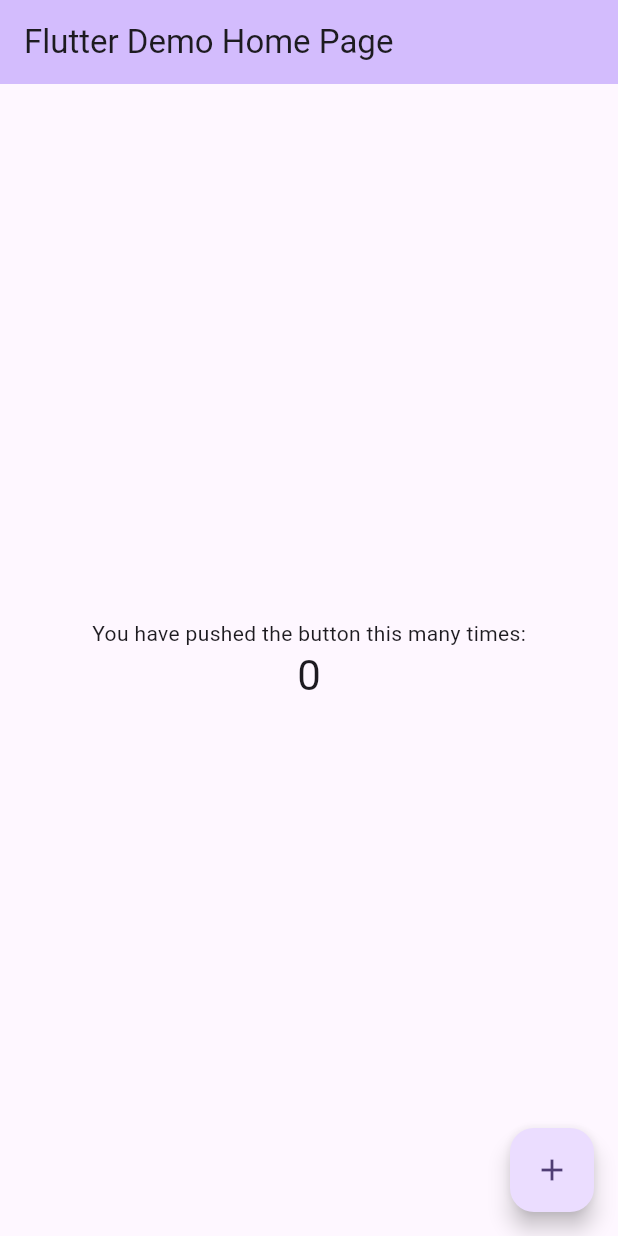
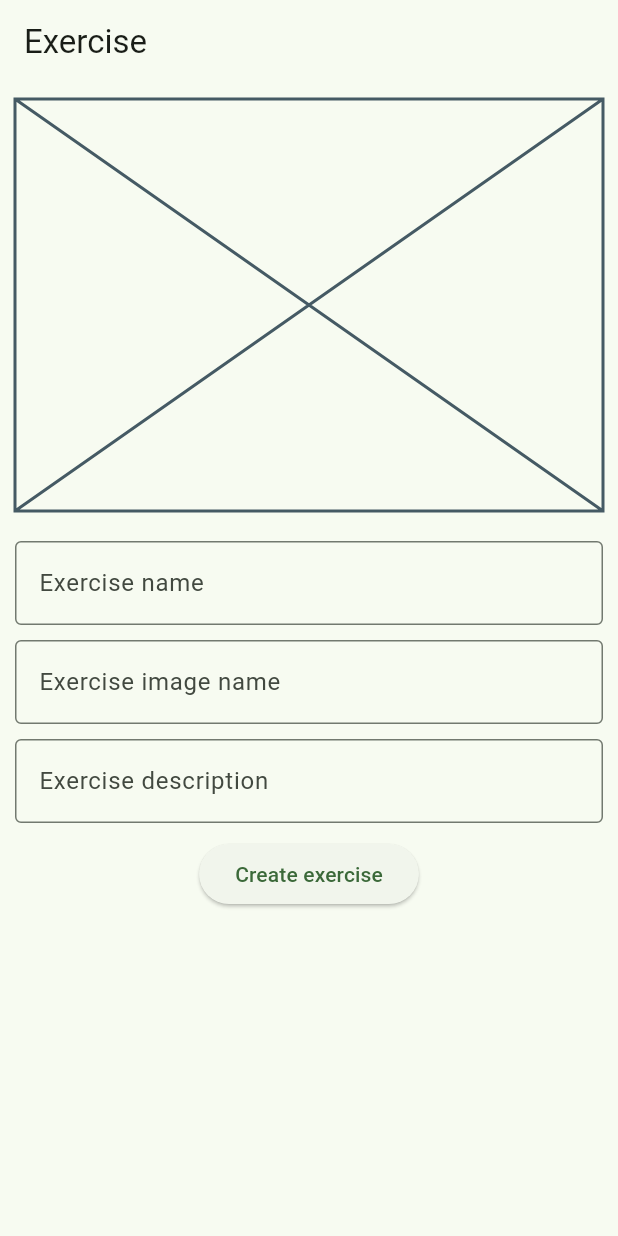
Before and after one commit to OscrTR/MyFitnessTracker, a Flutter app: the screen it shows after launch, on a phone screen of 412 x 824 dp. Run offline on Flutter 3.47's test engine with Material 3 defaults, Android fonts, the phone set to English and light mode, and no system bars; our stand-ins replace bloc, dartz, equatable, flutter_bloc, get_it, sqflite; accounts and stored records are empty.

Commit message:
feat: exercise basic ui

```diff
--- a/lib/features/exercise_management/data/datasources/exercise_local_data_source.dart
+++ b/lib/features/exercise_management/data/datasources/exercise_local_data_source.dart
@@ -33,7 +33,7 @@ abstract class ExerciseLocalDataSource {
 class SQLiteExerciseLocalDataSource implements ExerciseLocalDataSource {
   final Database database;
 
-  SQLiteExerciseLocalDataSource(this.database);
+  SQLiteExerciseLocalDataSource({required this.database});
 
   @override
   Future<ExerciseModel> createExercise(Exercise exerciseToCreate) async {
--- a/lib/features/exercise_management/domain/usecases/create_exercise.dart
+++ b/lib/features/exercise_management/domain/usecases/create_exercise.dart
@@ -1,4 +1,5 @@
 import 'package:dartz/dartz.dart';
+import 'package:equatable/equatable.dart';
 import '../../../../core/usecases/usecase.dart';
 import '../../../../core/error/failures.dart';
 import '../entities/exercise.dart';
@@ -15,8 +16,11 @@ class CreateExercise extends Usecase<Exercise, Params> {
   }
 }
 
-class Params {
+class Params extends Equatable {
   final Exercise exercise;
 
-  Params({required this.exercise});
+  const Params({required this.exercise});
+
+  @override
+  List<Object> get props => [exercise];
 }
--- a/lib/features/exercise_management/presentation/bloc/exercise_management_bloc.dart
+++ b/lib/features/exercise_management/presentation/bloc/exercise_management_bloc.dart
@@ -1,13 +1,37 @@
 import 'package:bloc/bloc.dart';
 import 'package:equatable/equatable.dart';
+import 'package:my_fitness_tracker/features/exercise_management/domain/entities/exercise.dart';
+import 'package:my_fitness_tracker/features/exercise_management/domain/usecases/create_exercise.dart';
 
 part 'exercise_management_event.dart';
 part 'exercise_management_state.dart';
 
-class ExerciseManagementBloc extends Bloc<ExerciseManagementEvent, ExerciseManagementState> {
-  ExerciseManagementBloc() : super(ExerciseManagementInitial()) {
-    on<ExerciseManagementEvent>((event, emit) {
-      // TODO: implement event handler
+const String databaseFailureMessage = 'Database Failure';
+
+class ExerciseManagementBloc
+    extends Bloc<ExerciseManagementEvent, ExerciseManagementState> {
+  final CreateExercise createExercise;
+
+  ExerciseManagementBloc({required this.createExercise})
+      : super(ExerciseManagementInitial()) {
+    on<CreateExerciseEvent>((event, emit) async {
+      emit(ExerciseManagementLoading());
+
+      final result = await createExercise(
+        Params(
+          exercise: Exercise(
+              name: event.name,
+              imageName: event.imageName,
+              description: event.description),
+        ),
+      );
+
+      result.fold(
+        (failure) => emit(
+          const ExerciseManagementFailure(message: databaseFailureMessage),
+        ),
+        (exercise) => emit(ExerciseManagementSuccess(exercise)),
+      );
     });
   }
 }
--- a/lib/features/exercise_management/presentation/bloc/exercise_management_event.dart
+++ b/lib/features/exercise_management/presentation/bloc/exercise_management_event.dart
@@ -6,3 +6,38 @@ abstract class ExerciseManagementEvent extends Equatable {
   @override
   List<Object> get props => [];
 }
+
+class CreateExerciseEvent extends ExerciseManagementEvent {
+  final String name;
+  final String description;
+  final String imageName;
+
+  const CreateExerciseEvent({
+    required this.name,
+    required this.description,
+    required this.imageName,
+  });
+
+  @override
+  List<Object> get props => [name, description, imageName];
+}
+
+class GetExerciseEvent extends ExerciseManagementEvent {
+  final int exerciseId;
+
+  const GetExerciseEvent(this.exerciseId);
+}
+
+class FetchExercisesEvent extends ExerciseManagementEvent {}
+
+class UpdateExerciseEvent extends ExerciseManagementEvent {
+  final Exercise exerciseToUpdate;
+
+  const UpdateExerciseEvent(this.exerciseToUpdate);
+}
+
+class DeleteExerciseEvent extends ExerciseManagementEvent {
+  final Exercise exerciseToDelete;
+
+  const DeleteExerciseEvent(this.exerciseToDelete);
+}
--- a/lib/features/exercise_management/presentation/bloc/exercise_management_state.dart
+++ b/lib/features/exercise_management/presentation/bloc/exercise_management_state.dart
@@ -6,4 +6,25 @@ abstract class ExerciseManagementState extends Equatable {
   @override
   List<Object> get props => [];
 }
+
 class ExerciseManagementInitial extends ExerciseManagementState {}
+
+class ExerciseManagementLoading extends ExerciseManagementState {}
+
+class ExerciseManagementSuccess extends ExerciseManagementState {
+  final Exercise exercise;
+
+  const ExerciseManagementSuccess(this.exercise);
+
+  @override
+  List<Object> get props => [exercise];
+}
+
+class ExerciseManagementFailure extends ExerciseManagementState {
+  final String message;
+
+  const ExerciseManagementFailure({required this.message});
+
+  @override
+  List<Object> get props => [message];
+}
--- /dev/null
+++ b/lib/features/exercise_management/presentation/pages/exercise_page.dart
@@ -0,0 +1,108 @@
+import 'package:flutter/material.dart';
+import 'package:flutter_bloc/flutter_bloc.dart';
+import 'package:my_fitness_tracker/features/exercise_management/presentation/bloc/exercise_management_bloc.dart';
+
+import '../../../../injection_container.dart';
+
+class ExercisePage extends StatelessWidget {
+  const ExercisePage({super.key});
+
+  @override
+  Widget build(BuildContext context) {
+    return Scaffold(
+      appBar: AppBar(
+        title: const Text('Exercise'),
+      ),
+      body: SingleChildScrollView(child: buildBody(context)),
+    );
+  }
+
+  BlocProvider<ExerciseManagementBloc> buildBody(BuildContext context) {
+    return BlocProvider(
+      create: (BuildContext context) => sl<ExerciseManagementBloc>(),
+      child: Center(
+        child: Padding(
+          padding: const EdgeInsets.all(10),
+          child: Column(
+            children: [
+              Container(
+                height: MediaQuery.of(context).size.height / 3,
+                child: const Placeholder(),
+              ),
+              const SizedBox(height: 20),
+              Column(
+                children: [
+                  const ExerciseCreation(),
+                ],
+              )
+            ],
+          ),
+        ),
+      ),
+    );
+  }
+}
+
+class ExerciseCreation extends StatefulWidget {
+  const ExerciseCreation({super.key});
+
+  @override
+  State<ExerciseCreation> createState() => _ExerciseCreationState();
+}
+
+String exerciseName = '';
+String exerciseImageName = '';
+String exerciseDescription = '';
+
+final exerciseNameController = TextEditingController();
+final exerciseImageNameController = TextEditingController();
+final exerciseDescriptionController = TextEditingController();
+
+class _ExerciseCreationState extends State<ExerciseCreation> {
+  @override
+  Widget build(BuildContext context) {
+    return Column(
+      children: [
+        TextField(
+          controller: exerciseNameController,
+          decoration: const InputDecoration(
+              border: OutlineInputBorder(), hintText: 'Exercise name'),
+          onChanged: (value) {
+            exerciseName = value;
+          },
+        ),
+        const SizedBox(height: 10),
+        TextField(
+          controller: exerciseImageNameController,
+          decoration: const InputDecoration(
+              border: OutlineInputBorder(), hintText: 'Exercise image name'),
+          onChanged: (value) {
+            exerciseImageName = value;
+          },
+        ),
+        const SizedBox(height: 10),
+        TextField(
+          controller: exerciseDescriptionController,
+          decoration: const InputDecoration(
+              border: OutlineInputBorder(), hintText: 'Exercise description'),
+          onChanged: (value) {
+            exerciseDescription = value;
+          },
+        ),
+        const SizedBox(height: 10),
+        ElevatedButton(
+            onPressed: createExercise, child: const Text('Create exercise'))
+      ],
+    );
+  }
+
+  void createExercise() {
+    exerciseNameController.clear();
+    exerciseImageNameController.clear();
+    exerciseDescriptionController.clear();
+    BlocProvider.of<ExerciseManagementBloc>(context).add(CreateExerciseEvent(
+        name: exerciseName,
+        description: exerciseDescription,
+        imageName: exerciseImageName));
+  }
+}
--- a/lib/main.dart
+++ b/lib/main.dart
@@ -1,6 +1,9 @@
 import 'package:flutter/material.dart';
+import 'package:my_fitness_tracker/features/exercise_management/presentation/pages/exercise_page.dart';
+import 'injection_container.dart' as di;
 
-void main() {
+void main() async {
+  await di.init();
   runApp(const MyApp());
 }
 
@@ -11,60 +14,13 @@ class MyApp extends StatelessWidget {
   @override
   Widget build(BuildContext context) {
     return MaterialApp(
-      title: 'Flutter Demo',
+      title: 'Exercise',
       theme: ThemeData(
-        colorScheme: ColorScheme.fromSeed(seedColor: Colors.deepPurple),
+        primaryColor: Colors.green,
+        colorScheme: ColorScheme.fromSeed(seedColor: Colors.green),
         useMaterial3: true,
       ),
-      home: const MyHomePage(title: 'Flutter Demo Home Page'),
+      home: const ExercisePage(),
     );
   }
 }
-
-class MyHomePage extends StatefulWidget {
-  const MyHomePage({super.key, required this.title});
-
-  final String title;
-
-  @override
-  State<MyHomePage> createState() => _MyHomePageState();
-}
-
-class _MyHomePageState extends State<MyHomePage> {
-  int _counter = 0;
-
-  void _incrementCounter() {
-    setState(() {
-      _counter++;
-    });
-  }
-
-  @override
-  Widget build(BuildContext context) {
-    return Scaffold(
-      appBar: AppBar(
-        backgroundColor: Theme.of(context).colorScheme.inversePrimary,
-        title: Text(widget.title),
-      ),
-      body: Center(
-        child: Column(
-          mainAxisAlignment: MainAxisAlignment.center,
-          children: <Widget>[
-            const Text(
-              'You have pushed the button this many times:',
-            ),
-            Text(
-              '$_counter',
-              style: Theme.of(context).textTheme.headlineMedium,
-            ),
-          ],
-        ),
-      ),
-      floatingActionButton: FloatingActionButton(
-        onPressed: _incrementCounter,
-        tooltip: 'Increment',
-        child: const Icon(Icons.add),
-      ), // This trailing comma makes auto-formatting nicer for build methods.
-    );
-  }
-}
--- a/pubspec.yaml
+++ b/pubspec.yaml
@@ -27,6 +27,7 @@ dependencies:
   path: ^1.9.0
   provider: ^6.1.2
   sqflite: ^2.3.3+1
+  bloc: ^8.1.4
 
 dev_dependencies:
   flutter_test:
@@ -34,6 +35,7 @@ dev_dependencies:
   flutter_lints: ^4.0.0
   sqflite_common_ffi: ^2.3.3
   mocktail: ^1.0.4
+  bloc_test: ^9.1.7
 
 flutter:
   uses-material-design: true
```
Also changed, not shown: lib/features/exercise_management/data/repositories/exercise_repository_impl.dart (+14 -14 lines), lib/injection_container.dart (added, +30 -0 lines), pubspec.lock, 2 other files.
